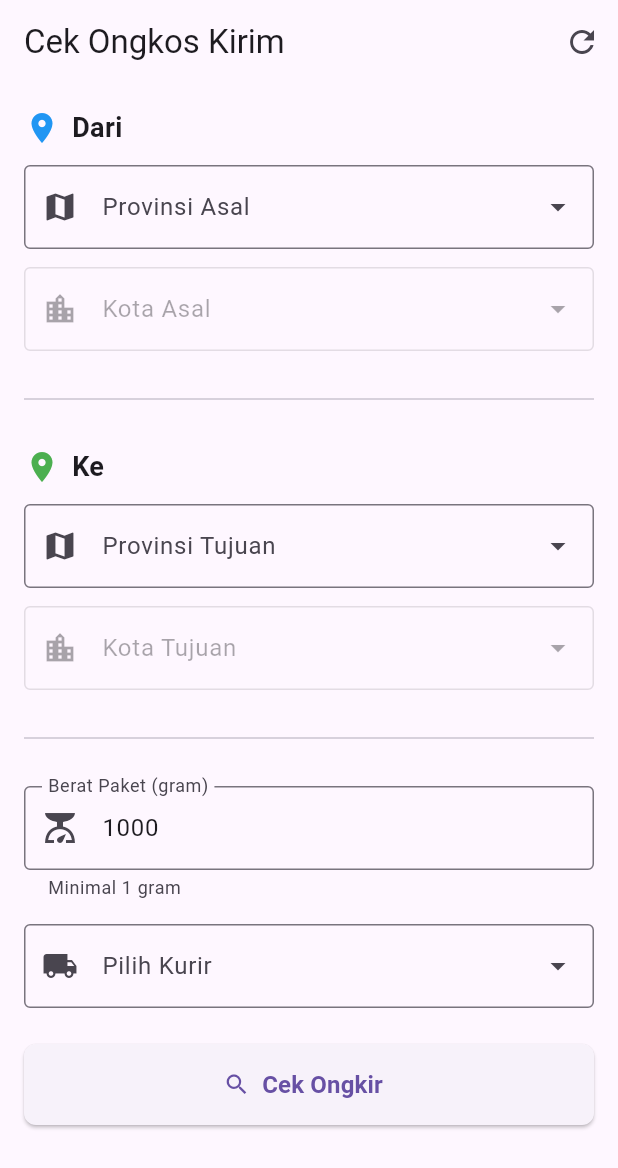
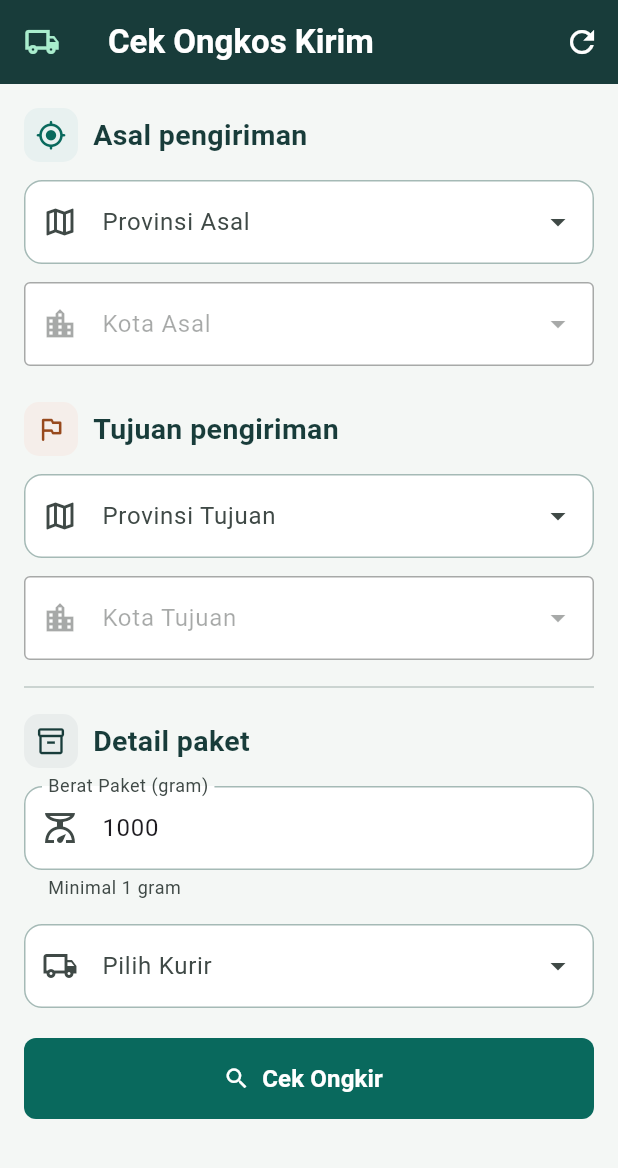
Before and after one commit to Miuzuuuu/ongkir, a Flutter app: the screen it shows after launch, on a phone screen of 412 x 824 dp. Shown: the top 1168 px of the screen. Run offline on Flutter 3.47's test engine with Material 3 defaults, Android fonts, the phone set to English and light mode, and no system bars; drawn by our look-alikes of dropdown_search; our stand-ins replace device_preview_plus; network calls fail.

Commit message:
update main.dart

```diff
--- a/lib/main.dart
+++ b/lib/main.dart
@@ -31,7 +31,7 @@ class MyApp extends StatelessWidget {
           visualDensity: VisualDensity.adaptivePlatformDensity,
         ),
         home: CekOngkirScreen(),
-        debugShowCheckedModeBanner: true,
+        debugShowCheckedModeBanner: false,
       ),
     );
   }
--- a/lib/pages/cek_ongkir.dart
+++ b/lib/pages/cek_ongkir.dart
@@ -1,14 +1,17 @@
 import 'package:flutter/material.dart';
 import 'package:provider/provider.dart';
 import 'package:dropdown_search/dropdown_search.dart';
+
 import '../providers/ongkir_providers.dart';
 import '../models/province.dart';
 import '../models/city.dart';
 import '../models/cost.dart';
 
 class CekOngkirScreen extends StatefulWidget {
+  const CekOngkirScreen({super.key});
+
   @override
-  _CekOngkirScreenState createState() => _CekOngkirScreenState();
+  State<CekOngkirScreen> createState() => _CekOngkirScreenState();
 }
 
 class _CekOngkirScreenState extends State<CekOngkirScreen> {
@@ -32,9 +35,38 @@ class _CekOngkirScreenState extends State<CekOngkirScreen> {
 
   @override
   Widget build(BuildContext context) {
-    return Scaffold(
+    const ink = Color(0xff183c3a);
+    const accent = Color(0xff09695d);
+    return Theme(
+      data: Theme.of(context).copyWith(
+        colorScheme: ColorScheme.fromSeed(seedColor: accent, primary: accent),
+        inputDecorationTheme: InputDecorationTheme(
+          filled: true,
+          fillColor: Colors.white,
+          enabledBorder: OutlineInputBorder(
+            borderRadius: BorderRadius.circular(12),
+            borderSide: const BorderSide(color: Color(0xffa5bab6)),
+          ),
+          focusedBorder: OutlineInputBorder(
+            borderRadius: BorderRadius.circular(12),
+            borderSide: const BorderSide(color: accent, width: 2),
+          ),
+        ),
+      ),
+      child: Scaffold(
+        backgroundColor: const Color(0xfff4f7f5),
         appBar: AppBar(
-        title: Text('Cek Ongkos Kirim'),
+          backgroundColor: ink,
+          foregroundColor: Colors.white,
+          centerTitle: false,
+          leading: const Icon(
+            Icons.local_shipping_outlined,
+            color: Color(0xffa9edcd),
+          ),
+          title: const Text(
+            'Cek Ongkos Kirim',
+            style: TextStyle(fontWeight: FontWeight.w700),
+          ),
           elevation: 0,
           actions: [
             IconButton(
@@ -51,27 +83,82 @@ class _CekOngkirScreenState extends State<CekOngkirScreen> {
           builder: (context, provider, child) {
             return SingleChildScrollView(
               padding: EdgeInsets.all(16),
+              child: Center(
+                child: ConstrainedBox(
+                  constraints: const BoxConstraints(maxWidth: 820),
                   child: Column(
+                    crossAxisAlignment: CrossAxisAlignment.stretch,
+                    children: [
+                      LayoutBuilder(
+                        builder: (context, constraints) {
+                          final origin = _buildOriginSection(provider);
+                          final destination = _buildDestinationSection(
+                            provider,
+                          );
+                          if (constraints.maxWidth >= 660) {
+                            return Row(
                               crossAxisAlignment: CrossAxisAlignment.start,
                               children: [
-                _buildOriginSection(provider),
-                SizedBox(height: 24),
-                Divider(),
-                SizedBox(height: 24),
-                _buildDestinationSection(provider),
-                SizedBox(height: 24),
-                Divider(),
-                SizedBox(height: 24),
+                                Expanded(child: origin),
+                                const SizedBox(width: 24),
+                                Expanded(child: destination),
+                              ],
+                            );
+                          }
+                          return Column(
+                            children: [
+                              origin,
+                              const SizedBox(height: 24),
+                              destination,
+                            ],
+                          );
+                        },
+                      ),
+                      const Divider(height: 36),
+                      _heading('Detail paket', Icons.inventory_2_outlined, ink),
+                      const SizedBox(height: 12),
                       _buildWeightAndCourier(provider),
-                SizedBox(height: 24),
+                      const SizedBox(height: 20),
                       _buildCheckButton(provider),
-                SizedBox(height: 24),
+                      if (provider.costs.isNotEmpty) ...[
+                        const SizedBox(height: 24),
                         _buildResults(provider),
                       ],
+                    ],
+                  ),
+                ),
               ),
             );
           },
         ),
+      ),
+    );
+  }
+
+  Widget _heading(String title, IconData icon, Color color) {
+    return Row(
+      children: [
+        Container(
+          width: 36,
+          height: 36,
+          decoration: BoxDecoration(
+            color: Color.alphaBlend(color.withAlpha(24), Colors.white),
+            borderRadius: BorderRadius.circular(10),
+          ),
+          child: Icon(icon, color: color, size: 21),
+        ),
+        const SizedBox(width: 10),
+        Expanded(
+          child: Text(
+            title,
+            style: const TextStyle(
+              fontSize: 19,
+              fontWeight: FontWeight.w700,
+              color: Color(0xff183c3a),
+            ),
+          ),
+        ),
+      ],
     );
   }
 
@@ -79,15 +166,10 @@ class _CekOngkirScreenState extends State<CekOngkirScreen> {
     return Column(
       crossAxisAlignment: CrossAxisAlignment.start,
       children: [
-        Row(
-          children: [
-            Icon(Icons.location_on, color: Colors.blue),
-            SizedBox(width: 8),
-            Text(
-              'Dari',
-              style: TextStyle(fontSize: 18, fontWeight: FontWeight.bold),
-            ),
-          ],
+        _heading(
+          'Asal pengiriman',
+          Icons.my_location_rounded,
+          const Color(0xff09695d),
         ),
         SizedBox(height: 12),
         DropdownSearch<Province>(
@@ -98,7 +180,7 @@ class _CekOngkirScreenState extends State<CekOngkirScreen> {
             dropdownSearchDecoration: InputDecoration(
               labelText: 'Provinsi Asal',
               border: OutlineInputBorder(),
-              prefixIcon: Icon(Icons.map),
+              prefixIcon: Icon(Icons.map_outlined),
             ),
           ),
           popupProps: PopupProps.modalBottomSheet(
@@ -132,7 +214,7 @@ class _CekOngkirScreenState extends State<CekOngkirScreen> {
             dropdownSearchDecoration: InputDecoration(
               labelText: 'Kota Asal',
               border: OutlineInputBorder(),
-              prefixIcon: Icon(Icons.location_city),
+              prefixIcon: Icon(Icons.location_city_outlined),
             ),
           ),
           popupProps: PopupProps.modalBottomSheet(
@@ -177,15 +259,10 @@ class _CekOngkirScreenState extends State<CekOngkirScreen> {
     return Column(
       crossAxisAlignment: CrossAxisAlignment.start,
       children: [
-        Row(
-          children: [
-            Icon(Icons.place, color: Colors.green),
-            SizedBox(width: 8),
-            Text(
-              'Ke',
-              style: TextStyle(fontSize: 18, fontWeight: FontWeight.bold),
-            ),
-          ],
+        _heading(
+          'Tujuan pengiriman',
+          Icons.outlined_flag_rounded,
+          const Color(0xff97491d),
         ),
         SizedBox(height: 12),
         DropdownSearch<Province>(
@@ -196,7 +273,7 @@ class _CekOngkirScreenState extends State<CekOngkirScreen> {
             dropdownSearchDecoration: InputDecoration(
               labelText: 'Provinsi Tujuan',
               border: OutlineInputBorder(),
-              prefixIcon: Icon(Icons.map),
+              prefixIcon: Icon(Icons.map_outlined),
             ),
           ),
           popupProps: PopupProps.modalBottomSheet(
@@ -230,7 +307,7 @@ class _CekOngkirScreenState extends State<CekOngkirScreen> {
             dropdownSearchDecoration: InputDecoration(
               labelText: 'Kota Tujuan',
               border: OutlineInputBorder(),
-              prefixIcon: Icon(Icons.location_city),
+              prefixIcon: Icon(Icons.location_city_outlined),
             ),
           ),
           popupProps: PopupProps.modalBottomSheet(
@@ -279,7 +356,7 @@ class _CekOngkirScreenState extends State<CekOngkirScreen> {
           decoration: InputDecoration(
             labelText: 'Berat Paket (gram)',
             border: OutlineInputBorder(),
-            prefixIcon: Icon(Icons.scale),
+            prefixIcon: Icon(Icons.scale_outlined),
             helperText: 'Minimal 1 gram',
           ),
           keyboardType: TextInputType.number,
@@ -297,7 +374,7 @@ class _CekOngkirScreenState extends State<CekOngkirScreen> {
             dropdownSearchDecoration: InputDecoration(
               labelText: 'Pilih Kurir',
               border: OutlineInputBorder(),
-              prefixIcon: Icon(Icons.local_shipping),
+              prefixIcon: Icon(Icons.local_shipping_outlined),
             ),
           ),
           popupProps: PopupProps.menu(
@@ -305,8 +382,11 @@ class _CekOngkirScreenState extends State<CekOngkirScreen> {
             itemBuilder: (context, item, isSelected) {
               return ListTile(
                 leading: CircleAvatar(
-                  backgroundColor: Colors.blue[100],
-                  child: Icon(Icons.local_shipping, color: Colors.blue),
+                  backgroundColor: const Color(0xffdcf1e7),
+                  child: Icon(
+                    Icons.local_shipping,
+                    color: const Color(0xff09695d),
+                  ),
                 ),
                 title: Text(item.name),
                 selected: isSelected,
@@ -327,7 +407,7 @@ class _CekOngkirScreenState extends State<CekOngkirScreen> {
             ? null
             : () async {
                 final error = await provider.checkShippingCost();
-                if (error != null) {
+                if (mounted && error != null) {
                   ScaffoldMessenger.of(context).showSnackBar(
                     SnackBar(content: Text(error), backgroundColor: Colors.red),
                   );
@@ -348,6 +428,9 @@ class _CekOngkirScreenState extends State<CekOngkirScreen> {
           style: TextStyle(fontSize: 16, fontWeight: FontWeight.bold),
         ),
         style: ElevatedButton.styleFrom(
+          backgroundColor: const Color(0xff09695d),
+          foregroundColor: Colors.white,
+          elevation: 0,
           shape: RoundedRectangleBorder(borderRadius: BorderRadius.circular(8)),
         ),
       ),
@@ -358,7 +441,8 @@ class _CekOngkirScreenState extends State<CekOngkirScreen> {
     if (provider.costs.isEmpty) return SizedBox.shrink();
 
     return Card(
-      elevation: 4,
+      elevation: 0,
+      color: Colors.white,
       shape: RoundedRectangleBorder(borderRadius: BorderRadius.circular(12)),
       child: Padding(
         padding: EdgeInsets.all(16),
@@ -367,7 +451,7 @@ class _CekOngkirScreenState extends State<CekOngkirScreen> {
           children: [
             Row(
               children: [
-                Icon(Icons.receipt_long, color: Colors.blue),
+                Icon(Icons.receipt_long, color: const Color(0xff09695d)),
                 SizedBox(width: 8),
                 Text(
                   'Pilih Paket Pengiriman',
@@ -391,7 +475,7 @@ class _CekOngkirScreenState extends State<CekOngkirScreen> {
                 dropdownSearchDecoration: InputDecoration(
                   labelText: 'Pilih Paket',
                   border: OutlineInputBorder(),
-                  prefixIcon: Icon(Icons.local_shipping),
+                  prefixIcon: Icon(Icons.local_shipping_outlined),
                 ),
               ),
               popupProps: PopupProps.modalBottomSheet(
@@ -436,9 +520,9 @@ class _CekOngkirScreenState extends State<CekOngkirScreen> {
                 width: double.infinity,
                 padding: EdgeInsets.all(12),
                 decoration: BoxDecoration(
-                  color: Colors.blue[50],
+                  color: const Color(0xffe9f5ef),
                   borderRadius: BorderRadius.circular(8),
-                  border: Border.all(color: Colors.blue[200]!),
+                  border: Border.all(color: const Color(0xffbad9cb)),
                 ),
                 child: Column(
                   crossAxisAlignment: CrossAxisAlignment.start,
@@ -459,9 +543,9 @@ class _CekOngkirScreenState extends State<CekOngkirScreen> {
                     Text(
                       'Biaya: ${provider.selectedCost!.formattedPrice}',
                       style: TextStyle(
-                        fontSize: 14,
+                        fontSize: 22,
                         fontWeight: FontWeight.bold,
-                        color: Colors.green[700],
+                        color: const Color(0xff09695d),
                       ),
                     ),
                     SizedBox(height: 4),
@@ -469,7 +553,7 @@ class _CekOngkirScreenState extends State<CekOngkirScreen> {
                       'Estimasi: ${provider.selectedCost!.etd.isEmpty ? '-' : provider.selectedCost!.etd}',
                       style: TextStyle(
                         fontSize: 12,
-                        color: Colors.blue[800],
+                        color: const Color(0xff314e48),
                         fontWeight: FontWeight.w500,
                       ),
                     ),
```
Lines whose indentation alone changed are shown as unchanged.
